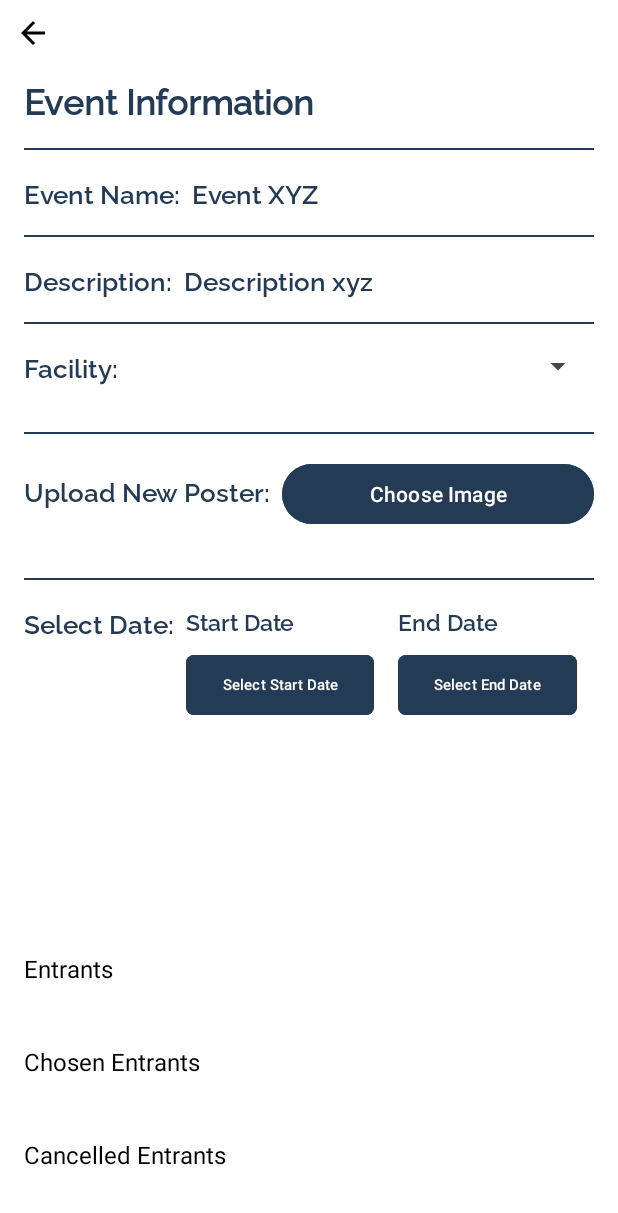
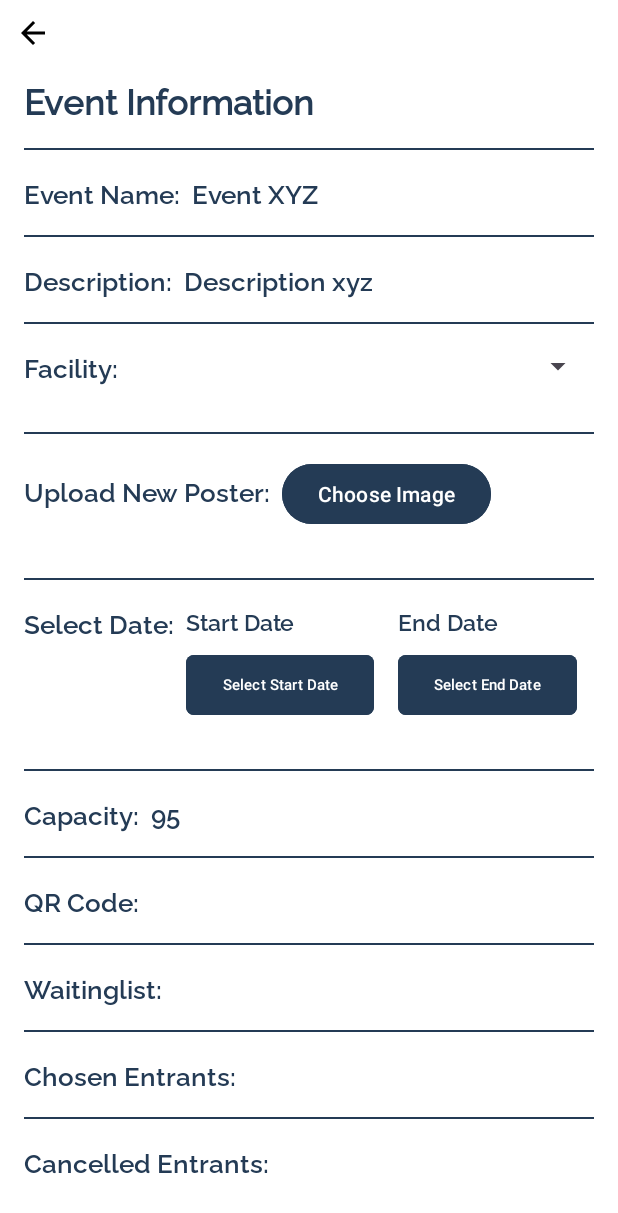
Before and after one commit to CMPUT301F24fusion0/fusion-events, an Android app: the ViewEventActivity screen opened directly, with no data from a screen before it, on a phone screen of 412 x 824 dp. Shown: the top 1213 px of the screen. Run offline under Robolectric (Android 15) with nearby library versions, the phone set to English and light mode, and no system bars; our stand-ins replace Firebase (no records; nobody signed in at launch, a user with empty details on screens opened directly); pictures from the network do not load; 10 statements that could not run were skipped.

Commit message:
event_view.xml finished just need to add edit functionality

```diff
--- a/app/src/main/res/layout/event_view.xml
+++ b/app/src/main/res/layout/event_view.xml
@@ -215,7 +215,7 @@
 
                 <Button
                     android:id="@+id/upload_image_button"
-                    android:layout_width="match_parent"
+                    android:layout_width="wrap_content"
                     android:layout_height="wrap_content"
                     android:text="Choose Image"
                     android:backgroundTint="@color/textColor"
@@ -311,6 +311,8 @@
                     </LinearLayout>
                 </LinearLayout>
 
+            </LinearLayout>
+
             <View
                 android:layout_width="match_parent"
                 android:layout_height="1dp"
@@ -329,8 +331,7 @@
                     android:text="Capacity:"
                     android:textColor="@color/textColor"
                     android:textSize="17sp"
-                            android:fontFamily="@font/raleway_semibold"
-                            android:gravity="center_vertical"/>
+                    android:fontFamily="@font/raleway_semibold"/>
                 <Space
                     android:layout_width="8dp"
                     android:layout_height="0dp"/>
@@ -343,7 +344,6 @@
                     android:textColor="@color/textColor"
                     android:textSize="17sp"
                     android:fontFamily="@font/raleway_semibold"
-                            android:gravity="center_vertical"
                     android:layout_weight="1"/>
 
 
@@ -351,7 +351,9 @@
                     android:id="@+id/editCapacity"
                     android:layout_width="0dp"
                     android:layout_height="wrap_content"
+                    android:autofillHints=""
                     android:hint="Enter Capacity"
+                    android:inputType="number"
                     android:textColor="@color/textColor"
                     android:textSize="17sp"
                     android:fontFamily="@font/raleway_semibold"
@@ -380,6 +382,9 @@
                     android:textSize="17sp"
                     android:fontFamily="@font/raleway_semibold"
                     android:gravity="center_vertical"/>
+                <Space
+                    android:layout_width="8dp"
+                    android:layout_height="0dp"/>
 
                 <ImageView
                     android:id="@+id/qrImage"
@@ -388,38 +393,60 @@
                     android:contentDescription="QR Code"
                     android:layout_marginBottom="16dp"/>
             </LinearLayout>
-                </LinearLayout>
+            <View
+                android:layout_width="match_parent"
+                android:layout_height="1dp"
+                android:background="@color/textColor"
+                android:layout_marginBottom="16dp"/>
 
+            <LinearLayout
+                android:layout_width="match_parent"
+                android:layout_height="wrap_content"
+                android:orientation="horizontal"
+                android:layout_marginBottom="16dp">
 
-                    <!-- Entrants Section -->
             <TextView
-                        android:id="@+id/entrantsHeader"
                 android:layout_width="wrap_content"
                 android:layout_height="wrap_content"
-                        android:text="Entrants"
-                        android:textSize="16sp"
-                        android:textColor="@android:color/black"
-                        android:paddingTop="16dp"
-                        android:layout_marginBottom="8dp"/>
+                android:text="Waitinglist:"
+                android:textColor="@color/textColor"
+                android:textSize="17sp"
+                android:fontFamily="@font/raleway_semibold"
+                android:gravity="center_vertical"/>
 
                 <ListView
-                        android:id="@+id/entrantsListView"
+                    android:id="@+id/waitinglistListView"
                     android:layout_width="match_parent"
                     android:layout_height="wrap_content"
                     android:divider="@android:color/darker_gray"
                     android:dividerHeight="0.5dp"
                     android:layout_marginBottom="16dp"/>
 
-                    <!-- Chosen Entrants Section -->
+
+
+
+            </LinearLayout>
+
+            <View
+                android:layout_width="match_parent"
+                android:layout_height="1dp"
+                android:background="@color/textColor"
+                android:layout_marginBottom="16dp"/>
+
+            <LinearLayout
+                android:layout_width="match_parent"
+                android:layout_height="wrap_content"
+                android:orientation="horizontal"
+                android:layout_marginBottom="16dp">
+
                 <TextView
-                        android:id="@+id/chosenEntrantsHeader"
                     android:layout_width="wrap_content"
                     android:layout_height="wrap_content"
-                        android:text="Chosen Entrants"
-                        android:textSize="16sp"
-                        android:textColor="@android:color/black"
-                        android:paddingTop="16dp"
-                        android:layout_marginBottom="8dp"/>
+                    android:text="Chosen Entrants:"
+                    android:textColor="@color/textColor"
+                    android:textSize="17sp"
+                    android:fontFamily="@font/raleway_semibold"
+                    android:gravity="center_vertical"/>
 
                 <ListView
                     android:id="@+id/chosenEntrantsListView"
@@ -429,16 +456,30 @@
                     android:dividerHeight="0.5dp"
                     android:layout_marginBottom="16dp"/>
 
-                    <!-- Cancelled Entrants Section -->
+
+
+            </LinearLayout>
+
+            <View
+                android:layout_width="match_parent"
+                android:layout_height="1dp"
+                android:background="@color/textColor"
+                android:layout_marginBottom="16dp"/>
+
+            <LinearLayout
+                android:layout_width="match_parent"
+                android:layout_height="wrap_content"
+                android:orientation="horizontal"
+                android:layout_marginBottom="16dp">
+
                 <TextView
-                        android:id="@+id/cancelledEntrantsHeader"
                     android:layout_width="wrap_content"
                     android:layout_height="wrap_content"
-                        android:text="Cancelled Entrants"
-                        android:textSize="16sp"
-                        android:textColor="@android:color/black"
-                        android:paddingTop="16dp"
-                        android:layout_marginBottom="8dp"/>
+                    android:text="Cancelled Entrants:"
+                    android:textColor="@color/textColor"
+                    android:textSize="17sp"
+                    android:fontFamily="@font/raleway_semibold"
+                    android:gravity="center_vertical"/>
 
                 <ListView
                     android:id="@+id/cancelledEntrantsListView"
@@ -447,7 +488,7 @@
                     android:divider="@android:color/darker_gray"
                     android:dividerHeight="0.5dp"
                     android:layout_marginBottom="16dp"/>
-
+            </LinearLayout>
         </LinearLayout>
     </ScrollView>
 
```
Lines whose indentation alone changed are shown as unchanged.
